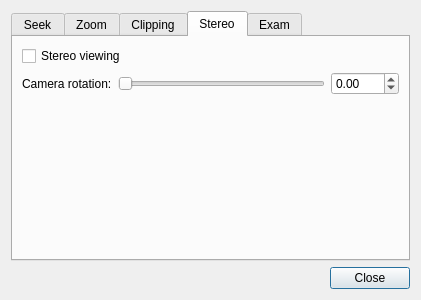
The window that libSoQt/src/viewers/SoQtPreferenceDialog.ui (mojocorp/Inventor) describes before a commit, drawn with Qt 5.
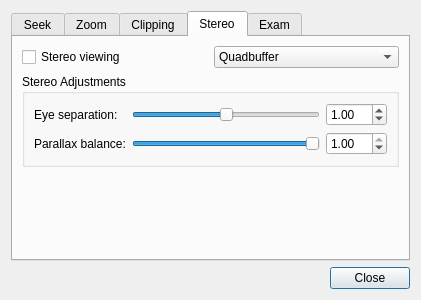
The same window after the commit. The open tabs and pages were chosen to show the change.

Commit message: SoQt: Fix the stereo preferences.

```diff
--- a/libSoQt/src/viewers/SoQtPreferenceDialog.ui
+++ b/libSoQt/src/viewers/SoQtPreferenceDialog.ui
@@ -305,6 +305,8 @@
       </attribute>
       <layout class="QVBoxLayout" name="verticalLayout_5">
        <item>
+        <layout class="QHBoxLayout" name="horizontalLayout_11">
+         <item>
         <widget class="QCheckBox" name="stereoViewingToggle">
          <property name="text">
           <string>Stereo viewing</string>
@@ -312,32 +314,123 @@
         </widget>
        </item>
        <item>
-        <layout class="QHBoxLayout" name="horizontalLayout_9">
+          <widget class="QComboBox" name="stereoTypeComboBox">
          <item>
+            <property name="text">
+             <string>Quadbuffer</string>
+            </property>
+           </item>
+           <item>
+            <property name="text">
+             <string>Anaglyph (red/cyan)</string>
+            </property>
+           </item>
+           <item>
+            <property name="text">
+             <string>Anaglyph (blue/yellow)</string>
+            </property>
+           </item>
+           <item>
+            <property name="text">
+             <string>Anaglyph (green/magenta)</string>
+            </property>
+           </item>
+          </widget>
+         </item>
+        </layout>
+       </item>
+       <item>
+        <widget class="QGroupBox" name="stereoAdjustmentsGroupBox">
+         <property name="title">
+          <string>Stereo Adjustments</string>
+         </property>
+         <layout class="QGridLayout" name="gridLayout_2">
+          <item row="1" column="0">
+           <widget class="QLabel" name="label_12">
+            <property name="text">
+             <string>Parallax balance:</string>
+            </property>
+           </widget>
+          </item>
+          <item row="0" column="0">
           <widget class="QLabel" name="label_10">
            <property name="text">
-            <string>Camera rotation:</string>
+             <string>Eye separation:</string>
            </property>
           </widget>
          </item>
-         <item>
-          <widget class="QSlider" name="stereoDistSlider">
+          <item row="0" column="2">
+           <widget class="QDoubleSpinBox" name="eyeSeparationInput">
+            <property name="minimum">
+             <double>-10.000000000000000</double>
+            </property>
+            <property name="maximum">
+             <double>10.000000000000000</double>
+            </property>
+            <property name="singleStep">
+             <double>0.100000000000000</double>
+            </property>
+            <property name="value">
+             <double>1.000000000000000</double>
+            </property>
+           </widget>
+          </item>
+          <item row="1" column="1">
+           <widget class="QSlider" name="parallaxBalanceSlider">
+            <property name="minimum">
+             <number>0</number>
+            </property>
+            <property name="maximum">
+             <number>100</number>
+            </property>
+            <property name="value">
+             <number>100</number>
+            </property>
            <property name="orientation">
             <enum>Qt::Horizontal</enum>
            </property>
           </widget>
          </item>
-         <item>
-          <widget class="QDoubleSpinBox" name="stereoDistInput">
+          <item row="1" column="2">
+           <widget class="QDoubleSpinBox" name="parallaxBalanceInput">
            <property name="minimum">
-            <double>-100.000000000000000</double>
+             <double>0.000000000000000</double>
            </property>
            <property name="maximum">
-            <double>100.000000000000000</double>
+             <double>1.000000000000000</double>
+            </property>
+            <property name="singleStep">
+             <double>0.100000000000000</double>
+            </property>
+            <property name="value">
+             <double>1.000000000000000</double>
+            </property>
+           </widget>
+          </item>
+          <item row="0" column="1">
+           <widget class="QSlider" name="eyeSeparationSlider">
+            <property name="minimum">
+             <number>-1000</number>
+            </property>
+            <property name="maximum">
+             <number>1000</number>
+            </property>
+            <property name="value">
+             <number>1</number>
+            </property>
+            <property name="orientation">
+             <enum>Qt::Horizontal</enum>
            </property>
           </widget>
          </item>
         </layout>
+         <zorder>eyeSeparationInput</zorder>
+         <zorder>label_10</zorder>
+         <zorder>eyeSeparationSlider</zorder>
+         <zorder>label_12</zorder>
+         <zorder>parallaxBalanceInput</zorder>
+         <zorder>parallaxBalanceSlider</zorder>
+        </widget>
        </item>
        <item>
         <spacer name="verticalSpacer_2">
```
Left out of the diff: 4 changed lines with no effect on the pictures. Lines whose indentation alone changed are shown as unchanged. The commit also changes 4 other files.
